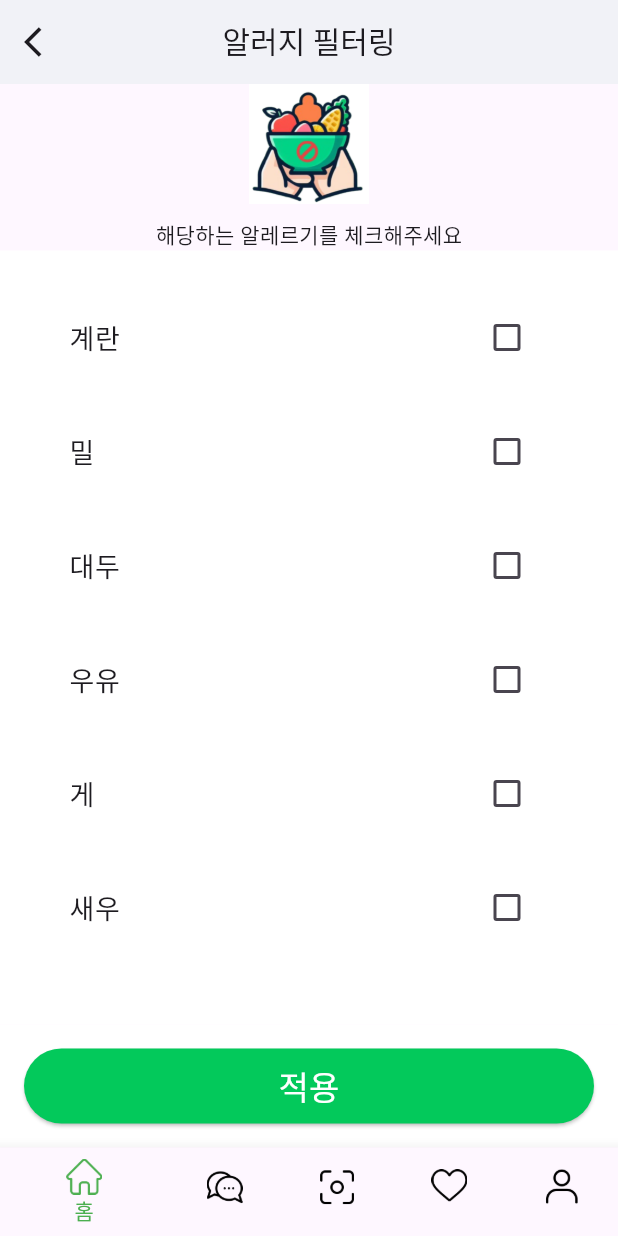
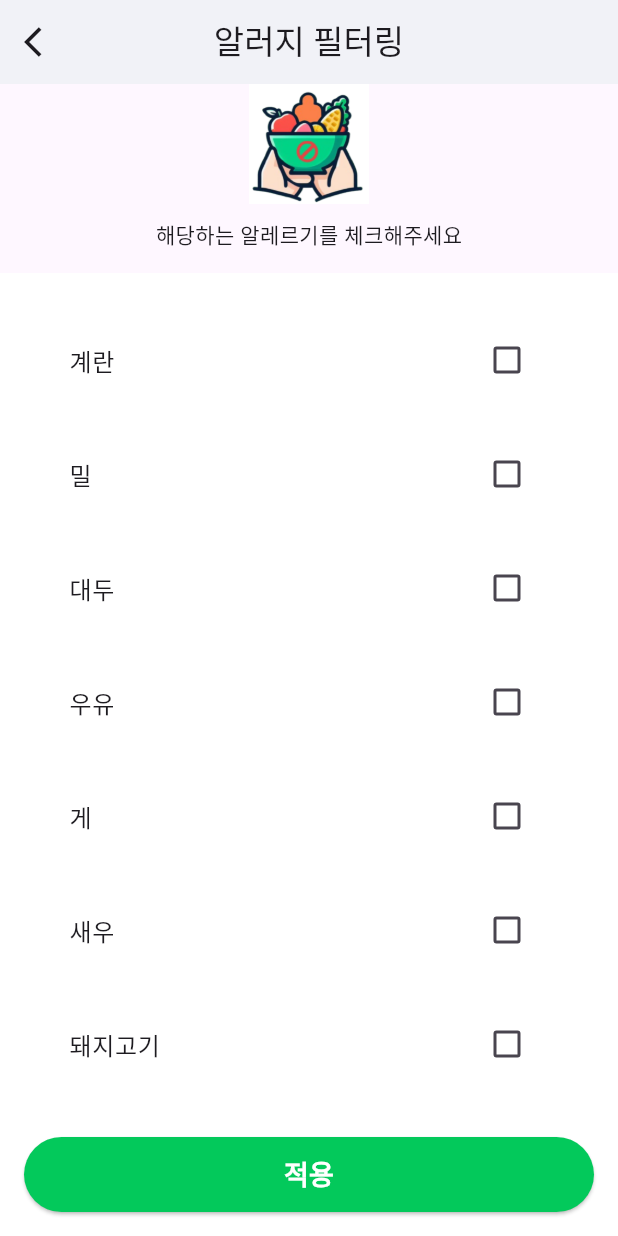
Before and after one commit to kimnambin/banergy, a Flutter app: the MainFilteringPage screen opened directly, on a phone screen of 412 x 824 dp. Run offline on Flutter 3.47's test engine with Material 3 defaults, Android fonts, the phone set to English and light mode, and no system bars; our stand-ins replace beamer, carousel_slider, flutter_dotenv, image_picker, permission_handler, photo_view and 2 more; missing offline and left inert: qr_bar_code_scanner_dialog; accounts and stored records are empty; network calls fail; Roboto replaces fonts that are missing (PretendardSemiBold).

Commit message:
06월11일 수정

```diff
--- a/ip.txt
+++ b/ip.txt
@@ -56,6 +56,7 @@ ip 주소 수정해야 하는 부분
 //06월 06일 -> 조장님이 말씀하신 곳 수정 (폰트 + 메인페이지 전용 필터링 페이지 + 카테고리)
 //06월 07일 -> 조장님 22
 //06월 08일 -> ocr 결과 부분 버튼 수정
+//06월 11일 -> 마이페이지 펠터링 , 메인 필터링 , 임시찜 , pd 초이스, 노유저 필터링 , 회원가입 , 메인페이지 , 비밀번호변경
 
 
 포트부분
--- a/lib/main_filtering_allergies.dart
+++ b/lib/main_filtering_allergies.dart
@@ -1,7 +1,7 @@
 // ignore_for_file: use_build_context_synchronously
 
+import 'package:flutter/foundation.dart';
 import 'package:flutter/material.dart';
-import 'package:flutter_banergy/bottombar.dart';
 import 'package:flutter_banergy/main.dart';
 import 'package:http/http.dart' as http;
 import 'dart:convert';
@@ -25,15 +25,17 @@ class FilteringAllergies extends StatelessWidget {
 }
 
 class MainFilteringPage extends StatefulWidget {
-  const MainFilteringPage({Key? key});
+  const MainFilteringPage({super.key});
 
   @override
+  // ignore: library_private_types_in_public_api
   _MainFilteringPageState createState() => _MainFilteringPageState();
 }
 
 class _MainFilteringPageState extends State<MainFilteringPage> {
+  List<String?> checkListValue2 = []; //이게 사용자가 실시간으로 선택하는 거
+  List<String> userAllergies = []; //이게 저장된 거 불러오는 것
   String baseUrl = dotenv.env['BASE_URL'] ?? 'http://localhost';
-  List<String?> checkListValue2 = [];
   List<String> checkList2 = [
     "계란",
     "밀",
@@ -89,7 +91,7 @@ class _MainFilteringPageState extends State<MainFilteringPage> {
     return token;
   }
 
-  Future<bool> _validateToken(String token) async {
+  Future<bool> _validateToken(token) async {
     try {
       final response = await http.get(
         Uri.parse('$baseUrl:3000/loginuser'),
@@ -97,13 +99,20 @@ class _MainFilteringPageState extends State<MainFilteringPage> {
           'Authorization': 'Bearer $token',
         },
       );
+      //저장된 알레르기 정보 가져오기
       if (response.statusCode == 200) {
+        final Map<String, dynamic> data = json.decode(response.body);
+        setState(() {
+          userAllergies = List<String>.from(data['allergies'] ?? []);
+        });
         return true;
       } else {
-        return false;
+        throw Exception('Failed to fetch user allergies');
       }
     } catch (e) {
-      print('Error validating token: $e');
+      if (kDebugMode) {
+        print('Error fetching user allergies: $e');
+      }
       return false;
     }
   }
@@ -134,7 +143,7 @@ class _MainFilteringPageState extends State<MainFilteringPage> {
                     Navigator.push(
                       context,
                       MaterialPageRoute(
-                        builder: (context) => const MainpageApp(),
+                        builder: (context) => const HomeScreen(),
                       ),
                     );
                   },
@@ -176,7 +185,9 @@ class _MainFilteringPageState extends State<MainFilteringPage> {
             });
       }
     } catch (e) {
-      print('Error sending request: $e');
+      if (kDebugMode) {
+        print('Error sending request: $e');
+      }
     }
   }
 
@@ -186,7 +197,6 @@ class _MainFilteringPageState extends State<MainFilteringPage> {
       appBar: AppBar(
         title: const Text(
           "알러지 필터링",
-          style: TextStyle(fontFamily: 'PretendardSemiBold', fontSize: 20),
           textAlign: TextAlign.center,
         ),
         centerTitle: true,
@@ -196,12 +206,12 @@ class _MainFilteringPageState extends State<MainFilteringPage> {
           onPressed: () {
             Navigator.push(
               context,
-              MaterialPageRoute(builder: (context) => const MainpageApp()),
+              //마이페이지에서는 뒤로 가면 마이페이지가 되도록(아니면 오류가 남 ㅠ)
+              MaterialPageRoute(builder: (context) => const HomeScreen()),
             );
           },
         ),
       ),
-      bottomNavigationBar: const BottomNavBar(),
       body: Column(
         children: [
           // Image 추가
@@ -214,12 +224,16 @@ class _MainFilteringPageState extends State<MainFilteringPage> {
             ),
           ),
           const SizedBox(height: 10),
-          const Text(
-            "해당하는 알레르기를 체크해주세요",
-            style: TextStyle(
+          Text(
+            userAllergies.isNotEmpty
+                ? userAllergies.join(", ")
+                : "해당하는 알레르기를 체크해주세요",
+            style: const TextStyle(
               fontFamily: 'PretendardSemiBold',
             ),
           ),
+          const SizedBox(height: 15),
+
           // 중앙에 정렬된 필터 영역
           Expanded(
             child: Container(
@@ -249,14 +263,16 @@ class _MainFilteringPageState extends State<MainFilteringPage> {
               ),
               onPressed: () => {
                 _userFiltering(context, checkListValue2),
+                // ignore: avoid_print
                 print("저장된 값: $checkListValue2")
               },
               child: const Text(
                 '적용',
                 style: TextStyle(
-                    color: Colors.white,
-                    fontSize: 22,
-                    fontFamily: 'PretendardSemiBold'),
+                  color: Colors.white,
+                  fontSize: 18,
+                  fontWeight: FontWeight.bold,
+                ),
               ),
             ),
           ),
@@ -284,11 +300,7 @@ class _MainFilteringPageState extends State<MainFilteringPage> {
                 checkListValue2.add(filter);
               });
             },
-            title: Text(
-              filter,
-              style: const TextStyle(
-                  fontFamily: 'PretendardSemiBold', fontSize: 18),
-            ),
+            title: Text(filter),
             value: checkListValue2.contains(filter) ? true : false,
           ),
         );
--- a/lib/mypage/mypage_changeidpw.dart
+++ b/lib/mypage/mypage_changeidpw.dart
@@ -180,7 +180,6 @@ class _ChangeidpwState extends State<Changeidpw> {
                 crossAxisAlignment: CrossAxisAlignment.center,
                 children: [
                   const SizedBox(height: 40),
-                  const SizedBox(height: 20),
                   Column(
                     crossAxisAlignment: CrossAxisAlignment.start,
                     children: [
@@ -189,6 +188,7 @@ class _ChangeidpwState extends State<Changeidpw> {
                         style: TextStyle(
                             fontSize: 30, fontFamily: 'PretendardSemiBold'),
                       ),
+
                       InputField(
                         controller: _passwordController,
                         obscureText: true,
--- a/lib/mypage/mypage_filtering_allergies.dart
+++ b/lib/mypage/mypage_filtering_allergies.dart
@@ -208,7 +208,11 @@ class _FilteringPageState extends State<FilteringPage> {
         leading: IconButton(
           icon: const Icon(Icons.arrow_back_ios),
           onPressed: () {
-            Navigator.pop(context);
+            Navigator.push(
+              context,
+              //마이페이지에서는 뒤로 가면 마이페이지가 되도록(아니면 오류가 남 ㅠ)
+              MaterialPageRoute(builder: (context) => const MypageApp()),
+            );
           },
         ),
       ),
```
Also changed, not shown: lib/NoUser/Nouserfiltering.dart (+7 -1 lines), lib/login/signup/signup.dart (+4 -16 lines), lib/main.dart (+6 -1 lines), lib/product/code.dart (+10 -12 lines), lib/product/pd_choice.dart (+73 -49 lines), lib/product/임시찜.dart (+16 -14 lines).
